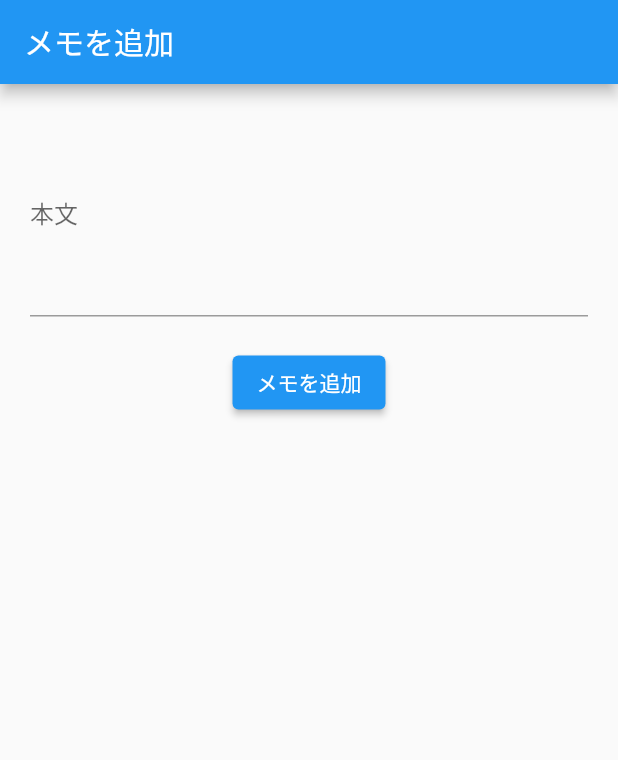
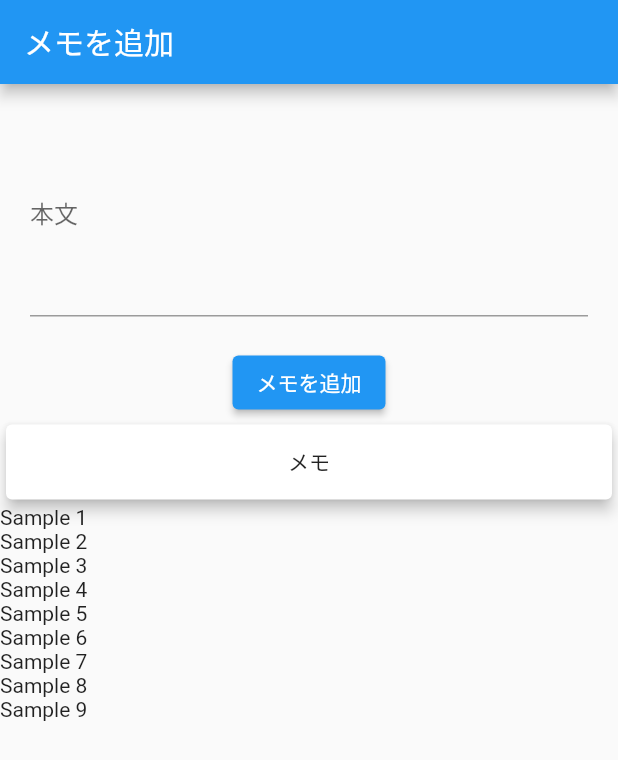
Before and after one commit to Yuta-KTD/one_minutes_memo, a Flutter app: the AddMemoScreen screen opened by its route, on a phone screen of 412 x 824 dp. Shown: the top 760 px of the screen. Run offline on Flutter 3.47's test engine with Material 2 defaults, Android fonts, the phone set to English and light mode, and no system bars; drawn by our look-alikes of flutter_form_builder; our stand-ins replace flutter_riverpod, form_builder_validators, freezed_annotation, go_router.

Commit message:
メモ結果雛形作成

```diff
--- a/lib/view/add_memo_sceen.dart
+++ b/lib/view/add_memo_sceen.dart
@@ -26,7 +26,9 @@ class _AddMemoScreenState extends State<AddMemoScreen> {
       appBar: AppBar(
         title: const SimpleText(text: TextConst.memoTitle),
       ),
-      body: FormBuilder(
+      body: Column(
+        children: [
+          FormBuilder(
             key: _formKey,
             child: Column(
               children: [
@@ -38,7 +40,8 @@ class _AddMemoScreenState extends State<AddMemoScreen> {
                     errorText: _memoError,
                     isMultiLineInput: true,
                     validator: FormBuilderValidators.compose(
-                    [FormBuilderValidators.required()]),
+                      [FormBuilderValidators.required()],
+                    ),
                   ),
                 ),
                 PrimaryButton(
@@ -47,6 +50,36 @@ class _AddMemoScreenState extends State<AddMemoScreen> {
                 ),
               ],
             ),
+          ),
+          SingleChildScrollView(
+            child: Column(
+              children: [
+                const Card(
+                  elevation: 4,
+                  child: SizedBox(
+                      height: 50,
+                      width: double.infinity,
+                      child: Center(child: Text('メモ'))),
+                ),
+                ListView(
+                  shrinkWrap: true,
+                  physics: const NeverScrollableScrollPhysics(),
+                  children: const [
+                    Text('Sample 1'),
+                    Text('Sample 2'),
+                    Text('Sample 3'),
+                    Text('Sample 4'),
+                    Text('Sample 5'),
+                    Text('Sample 6'),
+                    Text('Sample 7'),
+                    Text('Sample 8'),
+                    Text('Sample 9'),
+                  ],
+                )
+              ],
+            ),
+          ),
+        ],
       ),
     );
   }
@@ -65,12 +98,4 @@ class _AddMemoScreenState extends State<AddMemoScreen> {
     _formKey.currentState?.save();
     print(_formKey.currentState?.value["memo"]);
   }
-
-  String? existValidator(String? value) {
-    // _formKey.currentState!.validate()が実行された時に呼び出される
-    if (value == null || value.isEmpty) {
-      return '最低1文字は入力してください';
 }
-    return null;
-  }
-}
```
Lines whose indentation alone changed are shown as unchanged.
